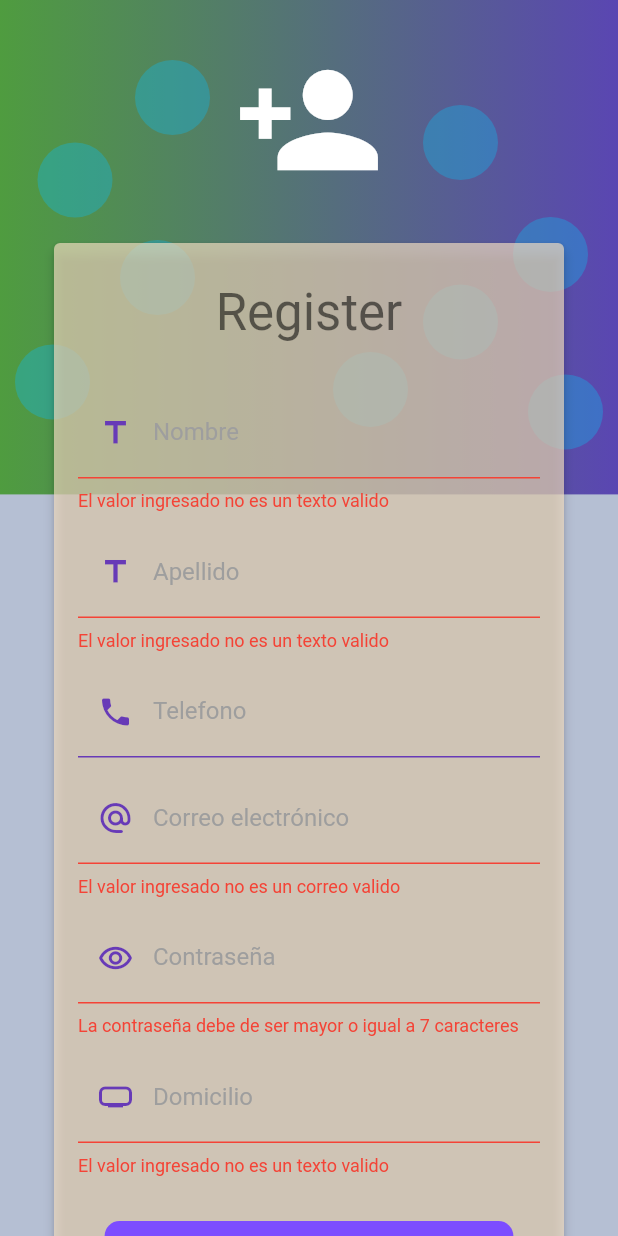
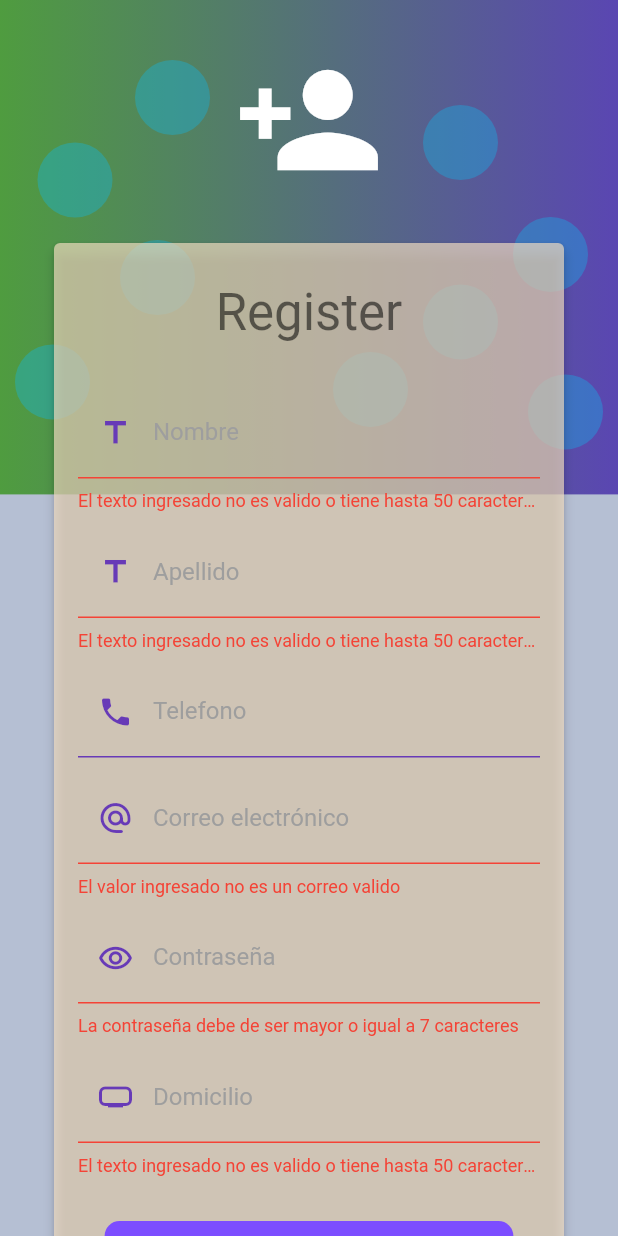
Before and after one commit to winarmarianoj/shop_of_vehicles, a Flutter app: the RegisterScreen screen opened directly, scrolled down 92 dp, after a tap on "Registrarme", on a phone screen of 412 x 824 dp. Run offline on Flutter 3.47's test engine with Material 2 defaults, Android fonts, the phone set to English and light mode, and no system bars; our stand-ins replace carousel_slider, flutter_bloc, flutter_svg, font_awesome_flutter; missing offline and left inert: dart:ffi.

Commit message:
Mejorando tipo de datos registro, limpiando codigo

```diff
--- a/lib/constant/constantsText.dart
+++ b/lib/constant/constantsText.dart
@@ -53,7 +53,7 @@ const textYouEmail = 'tuCasillaDeEmail@gmail.com';
 const textLabelTitleEmail = 'Correo electrónico';
 const textInvalidData = 'El valor ingresado no es un correo valido';
 const textRegexPatternEmail = r'^(([^<>()[\]\\.,;:\s@\"]+(\.[^<>()[\]\\.,;:\s@\"]+)*)|(\".+\"))@((\[[0-9]{1,3}\.[0-9]{1,3}\.[0-9]{1,3}\.[0-9]{1,3}\])|(([a-zA-Z\-0-9]+\.)+[a-zA-Z]{2,}))$';
-const textFormatPassword = '*****';
+const textFormatPassword = '*******';
 const textLabelTitlePassword = 'Contraseña';
 const textInvalidDataPassword = 'La contraseña debe de ser mayor o igual a 7 caracteres';
 const textResultErrorLoginTitle = 'Resultado del Login';
@@ -66,7 +66,8 @@ const textHintTextNameRegister = 'ingrese su nombre';
 const textLabelNameRegister = 'Nombre';
 const textRegexPatternByString =  r'^[a-zA-Z]{2,50}$';
 const textRegexPatternByStringWithNumber =  r'^[a-zA-Z0-9\s]{2,50}$';
-const textInvalidDataFormat = 'El valor ingresado no es un texto valido';
+const textInvalidDataFormat = 'El texto ingresado no es valido o tiene hasta 50 caracteres maximo';
+const textPhoneInvalidDataFormat = 'Ingrese hasta 10 caracteres solamente del tipo numerico';
 const textHintTextLastNameRegister = 'ingrese su apellido';
 const textLabelLastNameRegister = 'Apellido';
 const textHintTextPhoneRegister = 'ingrese su telefono';
--- a/lib/screens/components/body.dart
+++ b/lib/screens/components/body.dart
@@ -18,7 +18,7 @@ class Body extends StatelessWidget{
         Image.asset(
           "assets/image/texture.jpg",
           width: 600,
-          height: 700,
+          height: 800,
           fit: BoxFit.cover,
         ),
         Column(
--- a/lib/screens/components/description.dart
+++ b/lib/screens/components/description.dart
@@ -24,7 +24,7 @@ class Description extends StatelessWidget {
           Container(
             child: CarouselSlider.builder(
               options: CarouselOptions(
-                height: 300,
+                height: 270,
                 autoPlay: true,
                 enlargeCenterPage: true,
                 //reverse: true,
@@ -67,7 +67,7 @@ class Description extends StatelessWidget {
           ),
           const SizedBox(height: defaultSpaceBetweenObjectsDescription),
           Padding(
-            padding: const EdgeInsets.fromLTRB(65.0, 35.0, 10.0, 10.0),
+            padding: const EdgeInsets.fromLTRB(60.0, 15.0, 10.0, 10.0),
             child:  BounceButton(
               buttonSize: ButtonSize.small,
               type: ButtonType.primary,
--- a/lib/screens/components/detailsBody.dart
+++ b/lib/screens/components/detailsBody.dart
@@ -16,7 +16,7 @@ class DetailsBody extends StatelessWidget {
         Image.asset(
           "assets/image/texture.jpg",
           width: 600,
-          height: 700,
+          height: 800,
           fit: BoxFit.cover,
         ),
         SingleChildScrollView(
--- a/lib/screens/components/detailsScreen.dart
+++ b/lib/screens/components/detailsScreen.dart
@@ -19,7 +19,6 @@ class DetailsScreen extends StatelessWidget {
 
   AppBar buildAppBar(BuildContext context) {
     return AppBar(
-      //backgroundColor: truck.color,
       elevation: 0,
       leading: IconButton(
         icon: SvgPicture.asset(
--- a/lib/screens/profile/changeProfileUser.dart
+++ b/lib/screens/profile/changeProfileUser.dart
@@ -5,7 +5,6 @@ import 'package:shop_of_vehicles/constant/constantsText.dart';
 import 'package:shop_of_vehicles/cubit/userCubit.dart';
 import 'package:shop_of_vehicles/screens/profile/input/inputText.dart';
 import 'package:shop_of_vehicles/widgets/button/bounceButton.dart';
-import 'package:shop_of_vehicles/widgets/text/myText.dart';
 
 class ChangeProfileUser extends StatelessWidget {
   @override
--- a/lib/screens/profile/input/inputText.dart
+++ b/lib/screens/profile/input/inputText.dart
@@ -66,7 +66,6 @@ class InputText extends StatelessWidget {
 
   AppBar buildAppBar(BuildContext context){
     return AppBar(
-      //backgroundColor: appBarBackground,
       elevation: 0,
       actions: <Widget>[
         IconButton(
--- a/lib/screens/profile/profileUser.dart
+++ b/lib/screens/profile/profileUser.dart
@@ -8,7 +8,6 @@ import 'package:shop_of_vehicles/screens/truck/homeTruck.dart';
 import 'package:shop_of_vehicles/screens/ui/login/loginScreen.dart';
 
 class ProfileUser extends StatelessWidget {
-
   @override
   Widget build(BuildContext context) {
     return Scaffold(
@@ -54,7 +53,6 @@ class ProfileUser extends StatelessWidget {
 }
 
 class BodyScaffold extends StatelessWidget {
-
   @override
   Widget build(BuildContext context) {
     return BlocBuilder<UserCubit, UserState>(
@@ -72,9 +70,7 @@ class BodyScaffold extends StatelessWidget {
 }
 
 class InformacionUsuario extends StatelessWidget {
-
   final User user;
-
   const InformacionUsuario( this.user );
   @override
   Widget build(BuildContext context) {
--- a/lib/screens/search/search.dart
+++ b/lib/screens/search/search.dart
@@ -4,7 +4,6 @@ import 'package:shop_of_vehicles/models/Vehicle.dart';
 import 'package:shop_of_vehicles/screens/components/detailsScreen.dart';
 import 'package:shop_of_vehicles/screens/ui/home/myDrawer.dart';
 import 'package:shop_of_vehicles/utils/getLists.dart';
-import 'package:shop_of_vehicles/widgets/text/myText.dart';
 
 class Search extends StatefulWidget{
   final String typeVehicle;
@@ -49,7 +48,6 @@ class FirstSearch extends State<Search>{
 
   AppBar buildAppBar(BuildContext context){
     return AppBar(
-      //backgroundColor: appBarBackground,
       elevation: 0,
       title: Text(textTitleSearching, ),
       actions: <Widget>[
--- a/lib/screens/ui/home/myDrawer.dart
+++ b/lib/screens/ui/home/myDrawer.dart
@@ -9,7 +9,6 @@ import 'package:shop_of_vehicles/screens/ui/login/loginScreen.dart';
 import 'package:shop_of_vehicles/theme/themeChange.dart';
 import 'package:shop_of_vehicles/widgets/text/myText.dart';
 import '../../../models/User.dart';
-
 
 class HomeDrawer extends StatelessWidget {
   HomeDrawer({Key? key, }) : super(key: key);
@@ -45,7 +44,6 @@ class BodyDrawer extends StatelessWidget{
   Widget build(BuildContext context) {
     final appTheme = Provider.of<ThemeChanger>(context);
     final accentColor = appTheme.currentTheme.accentColor;
-
     return Drawer(
       width: 280,
         child: Column(
@@ -53,12 +51,11 @@ class BodyDrawer extends StatelessWidget{
           DrawerHeader(
             padding: const EdgeInsets.fromLTRB(20.0, 25.0, 15.0, 15.0),
             duration: transitionDuration,
-            //decoration: colorsShopOfVehicles(),
             child: Column(
               children: [
                 MyBodyMediumText(
                   text: textWelcome + " " + user.name + " " + user.lastName,
-                  color: accentColor, // themeDrawerText,
+                  color: accentColor,
                   fontWeight: FontWeight.bold,
                 ),
                 const SizedBox(height: 5),
@@ -90,7 +87,6 @@ class BodyDrawer extends StatelessWidget{
           ),
           Padding(
             padding: const EdgeInsets.fromLTRB(1.0, 1.0, 1.0, 1.0),
-            //padding: const EdgeInsets.all(1.0),
             child: SafeArea(
               child: SizedBox(
                 width: double.infinity,
--- a/lib/screens/ui/home/optionRoutes.dart
+++ b/lib/screens/ui/home/optionRoutes.dart
@@ -1,6 +1,5 @@
 import 'package:flutter/material.dart';
 import 'package:font_awesome_flutter/font_awesome_flutter.dart';
-
 import 'package:provider/provider.dart';
 import 'package:shop_of_vehicles/routes/routes.dart';
 import 'package:shop_of_vehicles/theme/themeChange.dart';
--- a/lib/screens/ui/login/loginScreen.dart
+++ b/lib/screens/ui/login/loginScreen.dart
@@ -121,9 +121,7 @@ class _LoginForm extends StatelessWidget {
                   : () {
                       FocusScope.of(context).unfocus();
                       if (!loginForm.isValidForm()) return;
-                      //loginForm.isLoading = true;
                       Future.delayed(Duration(seconds: 5));
-                      // TODO: validar si el login es correcto
                       AuthenticationService service = AuthenticationService();
                       loginForm = service.getLoginUser(loginForm, context);
                       if(loginForm.isLoading) {
--- a/lib/screens/ui/register/registerScreen.dart
+++ b/lib/screens/ui/register/registerScreen.dart
@@ -88,7 +88,7 @@ class RegisterForm extends StatelessWidget {
             const SizedBox(height: 10),
             TextFormField(
               autocorrect: false,
-              keyboardType: TextInputType.text,
+              keyboardType: TextInputType.phone,
               decoration: InputDecorations.authInputDecoration(
                   hintText: textHintTextPhoneRegister,
                   labelText: textLabelPhoneRegister,
@@ -99,7 +99,7 @@ class RegisterForm extends StatelessWidget {
                 RegExp regExp = new RegExp(pattern);
                 return (value != null && value.length <= 10)
                     ? null
-                    : textInvalidDataFormat;
+                    : textPhoneInvalidDataFormat;
               },
             ),
             const SizedBox(height: 10),
@@ -120,7 +120,7 @@ class RegisterForm extends StatelessWidget {
             TextFormField(
               autocorrect: false,
               obscureText: true,
-              keyboardType: TextInputType.text,
+              keyboardType: TextInputType.visiblePassword,
               decoration: InputDecorations.authInputDecoration(
                   hintText: textFormatPassword,
                   labelText: textLabelTitlePassword,
@@ -132,7 +132,7 @@ class RegisterForm extends StatelessWidget {
             const SizedBox(height: 10),
             TextFormField(
               autocorrect: false,
-              keyboardType: TextInputType.text,
+              keyboardType: TextInputType.streetAddress,
               decoration: InputDecorations.authInputDecoration(
                   hintText: textHintTextStreetRegister,
                   labelText: textLabelStreetRegister,
@@ -165,7 +165,6 @@ class RegisterForm extends StatelessWidget {
                   : () {
                       FocusScope.of(context).unfocus();
                       if (!registerForm.isValidForm()) return;
-                      //registerForm.isLoading = true;
                       Future.delayed(Duration(seconds: 5));
                       AuthenticationService service = AuthenticationService();
                       registerForm = service.getRegisterUser(registerForm, context);
--- a/lib/theme/themeChange.dart
+++ b/lib/theme/themeChange.dart
@@ -20,7 +20,7 @@ class ThemeChanger with ChangeNotifier {
       case 1: // light
         _darkTheme   = false;
         _customTheme = true;
-        _currentTheme = themeLightTwo;// ThemeData.light();
+        _currentTheme = themeLightTwo;
       break;
 
       case 2: // Dark
@@ -52,7 +52,7 @@ class ThemeChanger with ChangeNotifier {
           accentColor: Colors.pink
       );
     } else {
-      _currentTheme = themeLightTwo; // ThemeData.light();
+      _currentTheme = themeLightTwo;
     }
 
     notifyListeners();
@@ -73,7 +73,7 @@ class ThemeChanger with ChangeNotifier {
           // textTheme.body1.color
       );
     } else {
-      _currentTheme = themeDarkTwo; // ThemeData.light();
+      _currentTheme = themeDarkTwo;
     }
 
     notifyListeners();
--- a/lib/widgets/message/customPopup.dart
+++ b/lib/widgets/message/customPopup.dart
@@ -1,6 +1,5 @@
 import 'package:flutter/material.dart';
 import 'package:flutter_svg/svg.dart';
-import 'package:shop_of_vehicles/constant/constantsColors.dart';
 import 'package:shop_of_vehicles/widgets/button/bounceButton.dart';
 import 'package:shop_of_vehicles/widgets/button/linkButton.dart';
 
@@ -69,7 +68,7 @@ class CustomPopup extends StatelessWidget {
                       ),
                     Text(
                       message,
-                      style: TextStyle(fontWeight: FontWeight.w900), //color: kTextColor,
+                      style: TextStyle(fontWeight: FontWeight.w900),
                       textAlign: TextAlign.left,
                     ),
                     Padding(
```
Also changed, not shown: lib/screens/car/homeCar.dart (+0 -9 lines), lib/screens/truck/homeTruck.dart (+0 -9 lines), lib/screens/van/homeVan.dart (+0 -9 lines), lib/widgets/button/linkButton.dart (+1 -6 lines), lib/widgets/text/myText.dart (+8 -2 lines).
